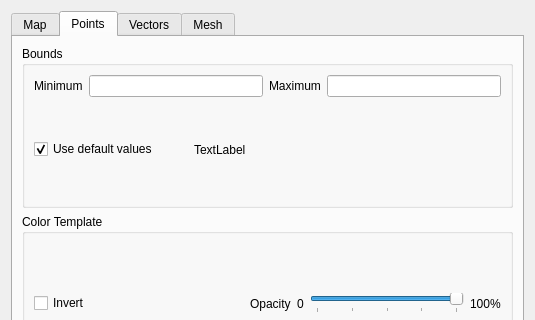
First picture: the form in src/ui/layer_properties_dialog.ui, repository IPH-ECO/iph-eco-gui, before the edit; both pictures show x 0 to 535 and y 0 to 320 of the 535 by 594 pixel window.
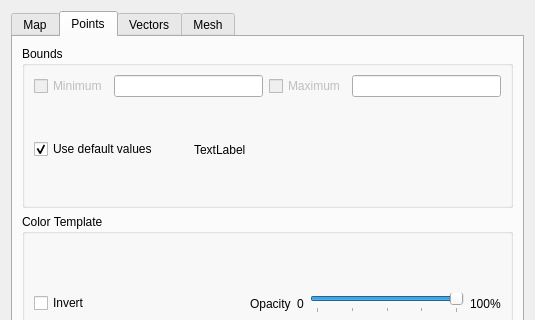
Second picture: the form after the edit. The open tabs and pages were chosen to show the change.

```diff
--- a/src/ui/layer_properties_dialog.ui
+++ b/src/ui/layer_properties_dialog.ui
@@ -221,26 +221,32 @@
          <layout class="QVBoxLayout" name="verticalLayout_9">
           <item>
            <layout class="QGridLayout" name="gridLayout_3">
-            <item row="0" column="0">
-             <widget class="QLabel" name="label_13">
-              <property name="text">
-               <string>Minimum</string>
-              </property>
-             </widget>
-            </item>
-            <item row="0" column="2">
-             <widget class="QLabel" name="label_14">
-              <property name="text">
-               <string>Maximum</string>
-              </property>
-             </widget>
-            </item>
             <item row="0" column="1">
              <widget class="QLineEdit" name="edtPointsMinimum"/>
             </item>
             <item row="0" column="3">
              <widget class="QLineEdit" name="edtPointsMaximum"/>
             </item>
+            <item row="0" column="0">
+             <widget class="QCheckBox" name="chkPointsMinimum">
+              <property name="enabled">
+               <bool>false</bool>
+              </property>
+              <property name="text">
+               <string>Minimum</string>
+              </property>
+             </widget>
+            </item>
+            <item row="0" column="2">
+             <widget class="QCheckBox" name="chkPointsMaximum">
+              <property name="enabled">
+               <bool>false</bool>
+              </property>
+              <property name="text">
+               <string>Maximum</string>
+              </property>
+             </widget>
+            </item>
            </layout>
           </item>
           <item>
```
Left out of the diff: 168 changed lines with no effect on the pictures.
